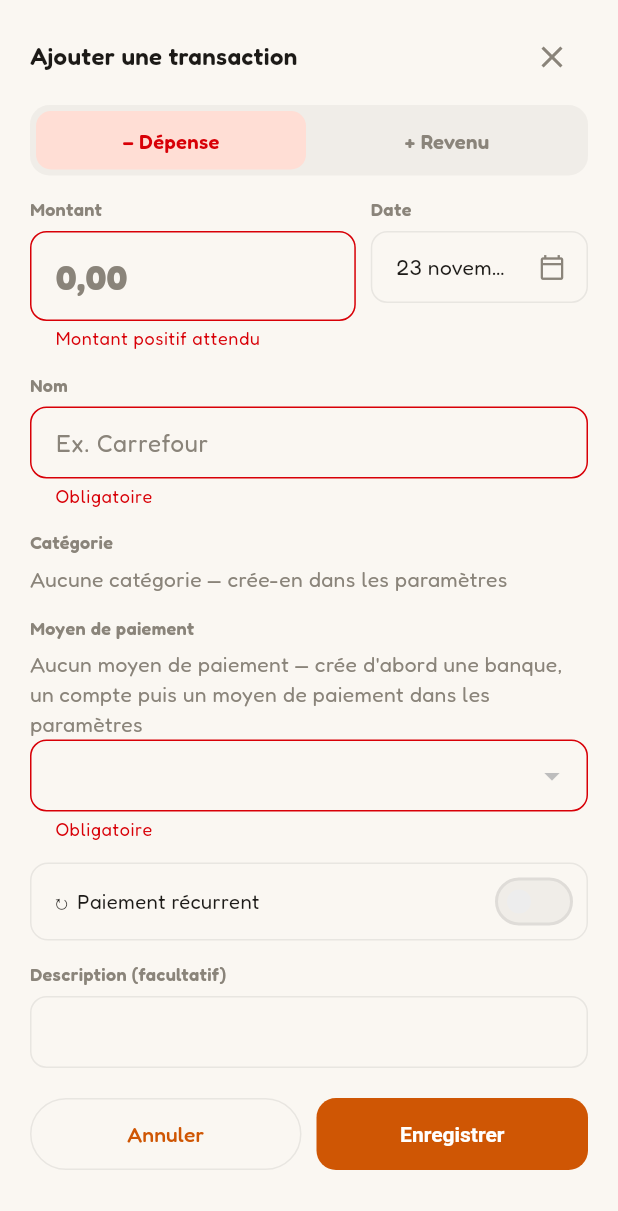
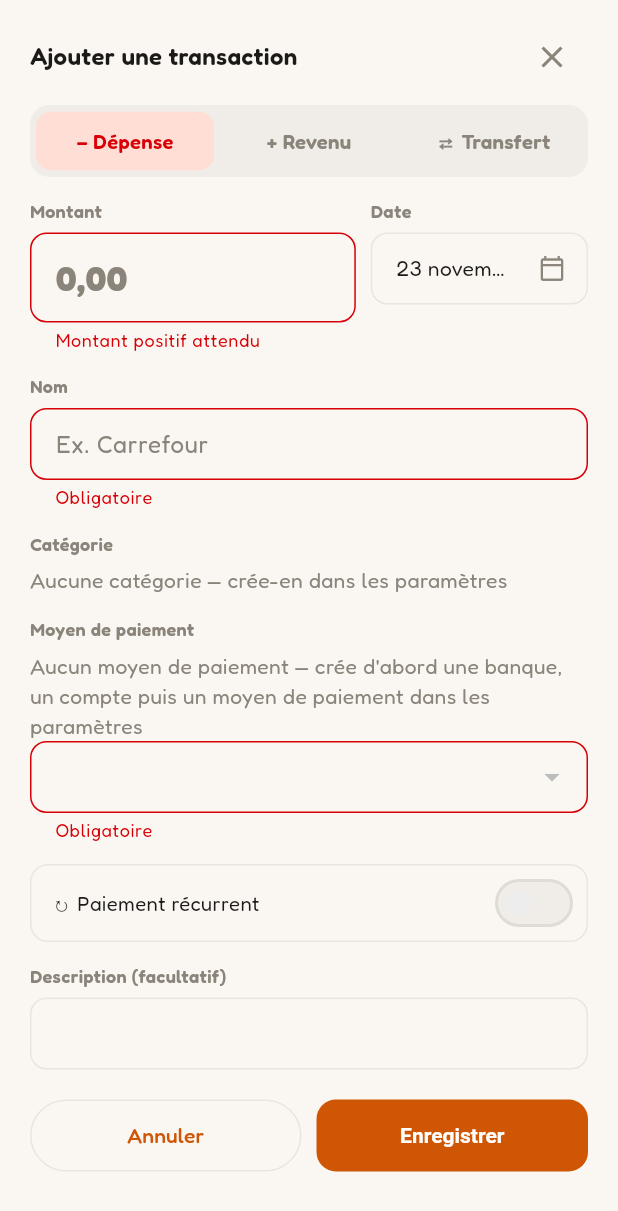
Before and after one commit to Actarus35/ActaBank, a Flutter app: the TransactionPanel widget shown alone on an empty page, opened directly with empty values, after a tap on "Enregistrer", on a phone screen of 412 x 824 dp. Shown: the top 1211 px of the screen. Run offline on Flutter 3.47's test engine with Material 3 defaults, Android fonts, the phone set to English and light mode, and no system bars; our stand-ins replace dio, fl_chart, flutter_riverpod, flutter_secure_storage, google_fonts, shared_preferences; accounts and stored records are empty; network calls fail.

Commit message:
feat: transerts entre comptes dans l'interface, avec des soldes affichés

```diff
--- a/frontend/lib/features/settings/settings_actions.dart
+++ b/frontend/lib/features/settings/settings_actions.dart
@@ -104,7 +104,7 @@ Future<void> deleteAccount(BuildContext context, WidgetRef ref, Account account)
     showError(
       context,
       e.response?.statusCode == 409
-        ? 'Ce compte possède encore des moyens de paiement : archive-le plutôt que de le supprimer'
+        ? 'Ce compte possède encore des moyens de paiement ou des transferts : archive-le plutôt que de le supprimer'
         : 'Impossible de supprimer le compte',
     );
   }
--- a/frontend/lib/features/transactions/transaction_panel.dart
+++ b/frontend/lib/features/transactions/transaction_panel.dart
@@ -4,12 +4,15 @@ import 'package:flutter_riverpod/flutter_riverpod.dart';
 
 import '../../core/colors.dart';
 import '../../core/format.dart';
+import 'transactions_repository.dart';
+import '../../core/widgets/tag_chip.dart';
 import '../../core/theme/app_palette.dart';
-import '../../core/widgets/tag_chip.dart';
+import '../dashboard/stats_repository.dart';
 import '../../core/widgets/pill_segmented.dart';
 import '../recurring/recurring_repository.dart';
 import '../settings/references_repository.dart';
-import 'transactions_repository.dart';
+
+enum _Kind { expense, income, transfer }
 
 class TransactionPanel extends ConsumerStatefulWidget {
   final Transaction? transaction;
@@ -27,7 +30,9 @@ class _TransactionPanelState extends ConsumerState<TransactionPanel> {
   final _amount = TextEditingController();
   final _description = TextEditingController();
 
-  bool _isExpense = true;
+  _Kind _kind = _Kind.expense;
+  int? _fromAccountId;
+  int? _toAccountId;
   DateTime _date = DateTime.now();
   int? _methodId;
   int? _categoryId;
@@ -59,8 +64,9 @@ class _TransactionPanelState extends ConsumerState<TransactionPanel> {
       _amount.text = t.amount.abs().toStringAsFixed(2).replaceAll('.', ',');
       _description.text = t.description ?? '';
       _showDescription = _description.text.isNotEmpty;
-      _isExpense = t.amount < 0;
+      _kind = t.isTransfer ? _Kind.transfer : (t.amount < 0 ? _Kind.expense : _Kind.income);
       _date = t.date;
+      _fromAccountId = t.accountId;
       _methodId = t.methodId;
       _categoryId = t.categoryId;
       _tagIds.addAll(t.tags.map((tag) => tag.id));
@@ -74,6 +80,17 @@ class _TransactionPanelState extends ConsumerState<TransactionPanel> {
     _description.dispose();
     super.dispose();
   }
+
+  void _setKind(_Kind kind) => setState(() {
+    _kind = kind;
+    if (kind == _Kind.transfer) {
+      // Un transfert n'a ni catégorie, ni tags, ni récurrence (voir ADR)
+      _recurring = false;
+      _categoryId = null;
+      _tagIds.clear();
+      if (_name.text.trim().isEmpty) _name.text = 'Transfert';
+    }
+  });
 
   Future<void> _pickDate() async {
     final picked = await showDatePicker(
@@ -93,7 +110,25 @@ class _TransactionPanelState extends ConsumerState<TransactionPanel> {
     final description = _description.text.trim();
 
         try {
-      final amount = _isExpense ? -value : value;
+      final repo = ref.read(transactionsRepositoryProvider);
+      final name = _name.text.trim();
+      final desc = description.isEmpty ? null : description;
+      final t = widget.transaction;
+
+      if (t != null && t.isTransfer) {
+        await repo.rename(t.id, name: name, description: desc);
+      } else if (_kind == _Kind.transfer) {
+        await repo.createTransfer(
+          fromAccountId: _fromAccountId!,
+          toAccountId: _toAccountId!,
+          amount: value,
+          date: _date,
+          name: name,
+          description: desc,
+        );
+        ref.invalidate(balancesProvider);
+      } else {
+        final amount = _kind == _Kind.expense ? -value : value;
         if (_recurring) {
             await ref.read(recurringRepositoryProvider).save(
             name: _name.text.trim(),
@@ -117,13 +152,15 @@ class _TransactionPanelState extends ConsumerState<TransactionPanel> {
             tagIds: _tagIds.toList(),
           );
         }
+      }
       ref.invalidate(transactionsProvider);
       if (mounted) widget.onClose();
-    } on DioException {
+    } on DioException catch (e) {
+      final detail = e.response?.data is Map ? e.response!.data['detail'] : null;
       if (mounted) {
         setState(() {
           _saving = false;
-          _error = "Impossible d'enregistrer la transaction";
+          _error = detail is String ? detail : "Impossible d'enregistrer la transaction";
         });
       }
     }
@@ -134,7 +171,9 @@ class _TransactionPanelState extends ConsumerState<TransactionPanel> {
       context: context,
       builder: (ctx) => AlertDialog(
         title: const Text('Supprimer cette transaction ?'),
-        content: const Text('Cette action est définitive.'),
+        content: Text(widget.transaction!.isTransfer
+          ? 'Les deux côtés du transfert seront supprimés.'
+          : 'Cette action est définitive.'),
         actions: [
           TextButton(onPressed: () => Navigator.of(ctx).pop(false), child: const Text('Annuler')),
           FilledButton(onPressed: () => Navigator.of(ctx).pop(true), child: const Text('Supprimer')),
@@ -172,6 +211,8 @@ class _TransactionPanelState extends ConsumerState<TransactionPanel> {
     final categories = ref.watch(categoriesProvider).valueOrNull ?? const <Category>[];
     final tags = ref.watch(tagsProvider).valueOrNull ?? const <Tag>[];
     final editing = widget.transaction != null;
+    final isTransfer = _kind == _Kind.transfer;
+    final locked = editing && widget.transaction!.isTransfer;
 
     final tight = height < 680;
     final gap = SizedBox(height: height >= 820 ? 14 : tight ? 6 : 10);
@@ -189,10 +230,11 @@ class _TransactionPanelState extends ConsumerState<TransactionPanel> {
         final n = double.tryParse((v ?? '').replaceAll(',', '.'));
         return (n == null || n <= 0) ? 'Montant positif attendu' : null;
       },
+      enabled: !locked,
     );
 
     final dateField = InkWell(
-      onTap: _pickDate,
+      onTap: locked ? null : _pickDate,
       borderRadius: BorderRadius.circular(13),
       child: InputDecorator(
         decoration: const InputDecoration(
@@ -201,6 +243,65 @@ class _TransactionPanelState extends ConsumerState<TransactionPanel> {
         child: Text(formatLongDate(_date), overflow: TextOverflow.ellipsis),
       ),
     );
+
+    Widget methodField({
+      required int? value,
+      required ValueChanged<int?>? onChanged,
+      String? Function(int?)? validator,
+    }) {
+      return DropdownButtonFormField<int>(
+        initialValue: value,
+        isExpanded: true,
+        items: [
+          for (final m in methods.where((m) => !m.archived || m.id == value))
+            DropdownMenuItem(
+              value: m.id,
+              child: Text(
+                m.archived ? '${m.displayName} (archivé)' : m.displayName,
+                overflow: TextOverflow.ellipsis,
+              ),
+            ),
+        ],
+        onChanged: onChanged,
+        validator: validator ?? (v) => v == null ? 'Obligatoire' : null,
+      );
+    }
+
+    final accounts = ref.watch(balancesProvider).valueOrNull?.accounts ?? const <AccountBalance>[];
+
+    Widget accountField({
+      required int? value,
+      required ValueChanged<int?>? onChanged,
+      String? Function(int?)? validator,
+    }) {
+      return DropdownButtonFormField<int>(
+        initialValue: value,
+        isExpanded: true,
+        items: [
+          for (final a in accounts.where((a) => !a.archived || a.id == value))
+            DropdownMenuItem(
+              value: a.id,
+              child: Row(
+                children: [
+                  Expanded(
+                    child: Text(
+                      a.bankName == null ? a.name : '${a.name} (${a.bankName})',
+                      overflow: TextOverflow.ellipsis,
+                    ),
+                  ),
+                  const SizedBox(width: 8),
+                  Text(
+                    formatAmount(a.balance),
+                    style: TextStyle(fontWeight: FontWeight.w600, color: palette.muted),
+                  ),
+                ],
+              ),
+            ),
+        ],
+        onChanged: onChanged,
+        validator: validator ?? (v) => v == null ? 'Obligatoire' : null,
+      );
+    }
 
     final form = Form(
       key: _formKey,
@@ -230,8 +331,9 @@ class _TransactionPanelState extends ConsumerState<TransactionPanel> {
           ),
           SizedBox(height: tight ? 2 : 8),
           _TypeToggle(
-            isExpense: _isExpense,
-            onChanged: (v) => setState(() => _isExpense = v),
+            value: _kind,
+            onChanged: locked ? null : _setKind,
+            showTransfer: !editing || locked,   // une dépense existante ne devient pas un transfert
           ),
           gap,
           Row(
@@ -262,6 +364,7 @@ class _TransactionPanelState extends ConsumerState<TransactionPanel> {
             validator: (v) => (v == null || v.trim().isEmpty) ? 'Obligatoire' : null,
           ),
           gap,
+          if (!isTransfer) ...[
             const _FieldLabel('Catégorie'),
             if (categories.isEmpty)
               Text('Aucune catégorie — crée-en dans les paramètres', style: TextStyle(color: palette.muted))
@@ -299,29 +402,50 @@ class _TransactionPanelState extends ConsumerState<TransactionPanel> {
               ),
             ],
             gap,
+          ],
+          if (isTransfer) ...[
+            if (!locked && accounts.where((a) => !a.archived).length < 2)
+              Text(
+                'Il faut au moins deux comptes pour faire un transfert — crée-les dans les paramètres',
+                style: TextStyle(color: palette.muted),
+              ),
+            _FieldLabel(locked ? 'Compte' : 'Depuis le compte'),
+            accountField(
+              value: _fromAccountId,
+              onChanged: locked ? null : (v) => setState(() => _fromAccountId = v),
+            ),
+            if (!locked) ...[
+              gap,
+              const _FieldLabel('Vers le compte'),
+              accountField(
+                value: _toAccountId,
+                onChanged: (v) => setState(() => _toAccountId = v),
+                validator: (v) => v == null
+                  ? 'Obligatoire'
+                  : (v == _fromAccountId ? 'Choisis un autre compte' : null),
+              ),
+            ],
+          ] else ...[
             const _FieldLabel('Moyen de paiement'),
             if (methods.every((m) => m.archived))
               Text(
                 "Aucun moyen de paiement — crée d'abord une banque, un compte puis un moyen de paiement dans les paramètres",
                 style: TextStyle(color: palette.muted),
               ),
-          DropdownButtonFormField<int>(
-            initialValue: _methodId,
-            isExpanded: true,
-            items: [
-              for (final m in methods.where((m) => !m.archived || m.id == _methodId))
-                DropdownMenuItem(
-                  value: m.id,
-                  child: Text(
-                    m.archived ? '${m.displayName} (archivé)' : m.displayName,
-                    overflow: TextOverflow.ellipsis,
-                  ),
+            methodField(
+              value: _methodId,
+              onChanged: (v) => setState(() => _methodId = v),
             ),
           ],
-            onChanged: (v) => setState(() => _methodId = v),
-            validator: (v) => v == null ? 'Obligatoire' : null,
+          if (locked) ...[
+            gap,
+            Text(
+              '⇄ Transfert entre comptes : seuls le nom et la description sont modifiables. '
+              'Pour changer le montant ou la date, supprime-le puis recrée-le.',
+              style: TextStyle(fontSize: 11.5, color: palette.muted),
             ),
-          if (!editing) ...[
+          ],
+          if (!editing && !isTransfer) ...[
             gap,
             _RecurringToggle(
               value: _recurring,
@@ -342,7 +466,7 @@ class _TransactionPanelState extends ConsumerState<TransactionPanel> {
               const SizedBox(height: 6),
               Text(_recurringHint, style: TextStyle(fontSize: 11.5, color: palette.muted)),
             ],
-          ] else if (widget.transaction!.recurring) ...[
+          ] else if (editing && widget.transaction!.recurring) ...[
             gap,
             Text(
               '↻ Générée par un paiement récurrent : la modifier ne change que cette occurrence.',
@@ -430,31 +554,35 @@ class _FieldLabel extends StatelessWidget {
 }
 
 class _TypeToggle extends StatelessWidget {
-  final bool isExpense;
-  final ValueChanged<bool> onChanged;
+  final _Kind value;
+  final ValueChanged<_Kind>? onChanged;   // null = verrouillé
+  final bool showTransfer;
 
-  const _TypeToggle({required this.isExpense, required this.onChanged});
+  const _TypeToggle({required this.value, required this.onChanged, this.showTransfer = true});
 
   @override
   Widget build(BuildContext context) {
     final palette = context.palette;
+    final yellow = labelTone('YELLOW', Theme.of(context).brightness);
 
-    Widget segment(bool expense) {
-      final selected = expense == isExpense;
-      final background = expense ? palette.negBg : palette.posBg;
-      final foreground = expense ? palette.neg : palette.posText;
+    Widget segment(_Kind kind) {
+      final selected = kind == value;
+      final (label, background, foreground) = switch (kind) {
+        _Kind.expense => ('− Dépense', palette.negBg, palette.neg),
+        _Kind.income => ('+ Revenu', palette.posBg, palette.posText),
+        _Kind.transfer => ('⇄ Transfert', yellow.background, yellow.text),      };
       return Expanded(
         child: Material(
           color: selected ? background : Colors.transparent,
           borderRadius: BorderRadius.circular(10),
           child: InkWell(
             borderRadius: BorderRadius.circular(10),
-            onTap: () => onChanged(expense),
+            onTap: onChanged == null ? null : () => onChanged!(kind),
             child: Padding(
               padding: const EdgeInsets.symmetric(vertical: 10),
               child: Center(
                 child: Text(
-                  expense ? '− Dépense' : '+ Revenu',
+                  label,
                   style: TextStyle(
                     fontSize: 13.5,
                     fontWeight: FontWeight.w600,
@@ -470,11 +598,15 @@ class _TypeToggle extends StatelessWidget {
 
     return Container(
       padding: const EdgeInsets.all(4),
-      decoration: BoxDecoration(
-        color: palette.soft,
-        borderRadius: BorderRadius.circular(13),
+      decoration: BoxDecoration(color: palette.soft, borderRadius: BorderRadius.circular(13)),
+      child: Row(
+        children: [
+          segment(_Kind.expense),
+          const SizedBox(width: 4),
+          segment(_Kind.income),
+          if (showTransfer) ...[const SizedBox(width: 4), segment(_Kind.transfer)],
+        ],
       ),
-      child: Row(children: [segment(true), const SizedBox(width: 4), segment(false)]),
     );
   }
 }
```
Also changed, not shown: frontend/lib/features/transactions/transactions_repository.dart (+29 -0 lines), frontend/lib/features/transactions/transactions_screen.dart (+7 -7 lines). Lines whose indentation alone changed are shown as unchanged.
